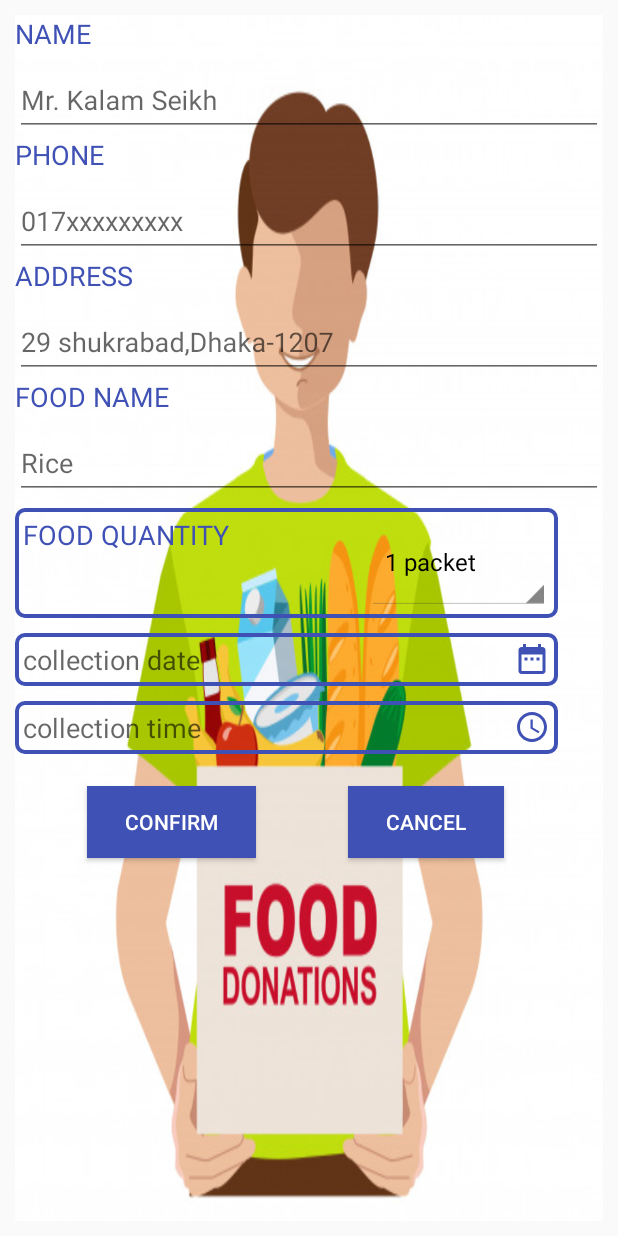
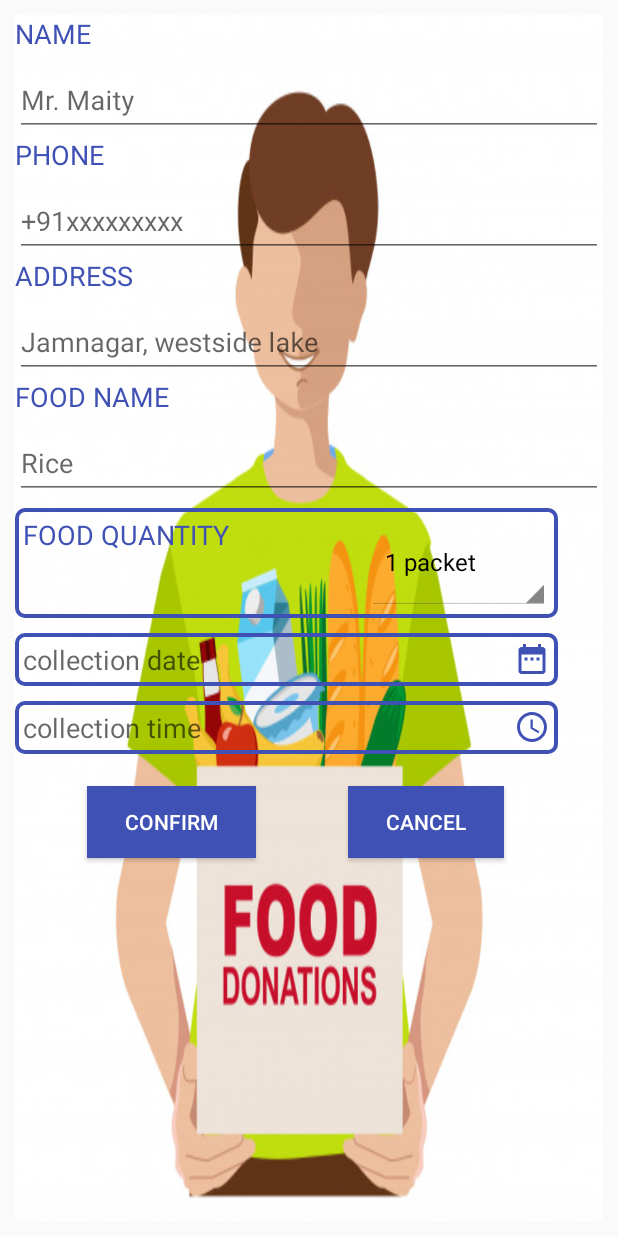
Before and after one commit to 3N1GM409/Feed-India-App, an Android app: the screen it shows after launch (MainActivity), after a tap on "DONATOR", on a phone screen of 412 x 824 dp. Run offline under Robolectric (Android 15) with nearby library versions, the phone set to English and light mode, and no system bars.

```diff
--- a/app/src/main/res/layout/fragment_donation_information.xml
+++ b/app/src/main/res/layout/fragment_donation_information.xml
@@ -27,7 +27,7 @@
                 android:id="@+id/nameET"
                 android:layout_width="match_parent"
                 android:layout_height="wrap_content"
-                android:hint="Mr. Kalam Seikh"/>
+                android:hint="Mr. Maity"/>
         </com.google.android.material.textfield.TextInputLayout>
     </LinearLayout>
 
@@ -54,7 +54,7 @@
                 android:id="@+id/phoneET"
                 android:layout_width="match_parent"
                 android:layout_height="wrap_content"
-                android:hint="017xxxxxxxxx" />
+                android:hint="+91xxxxxxxxx" />
         </com.google.android.material.textfield.TextInputLayout>
     </LinearLayout>
     <LinearLayout
@@ -80,7 +80,7 @@
                 android:id="@+id/addressET"
                 android:layout_width="match_parent"
                 android:layout_height="wrap_content"
-                android:hint="29 shukrabad,Dhaka-1207" />
+                android:hint="Jamnagar, westside lake" />
         </com.google.android.material.textfield.TextInputLayout>
     </LinearLayout>
     <LinearLayout
```
Also changed, not shown: 1 other file.
